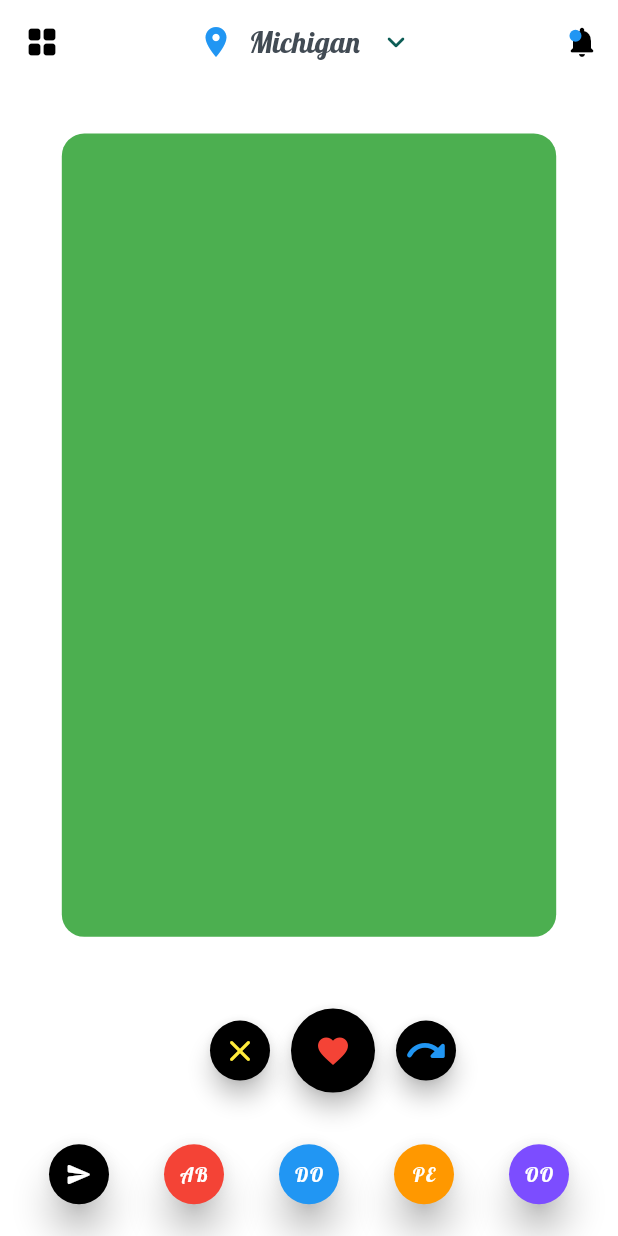
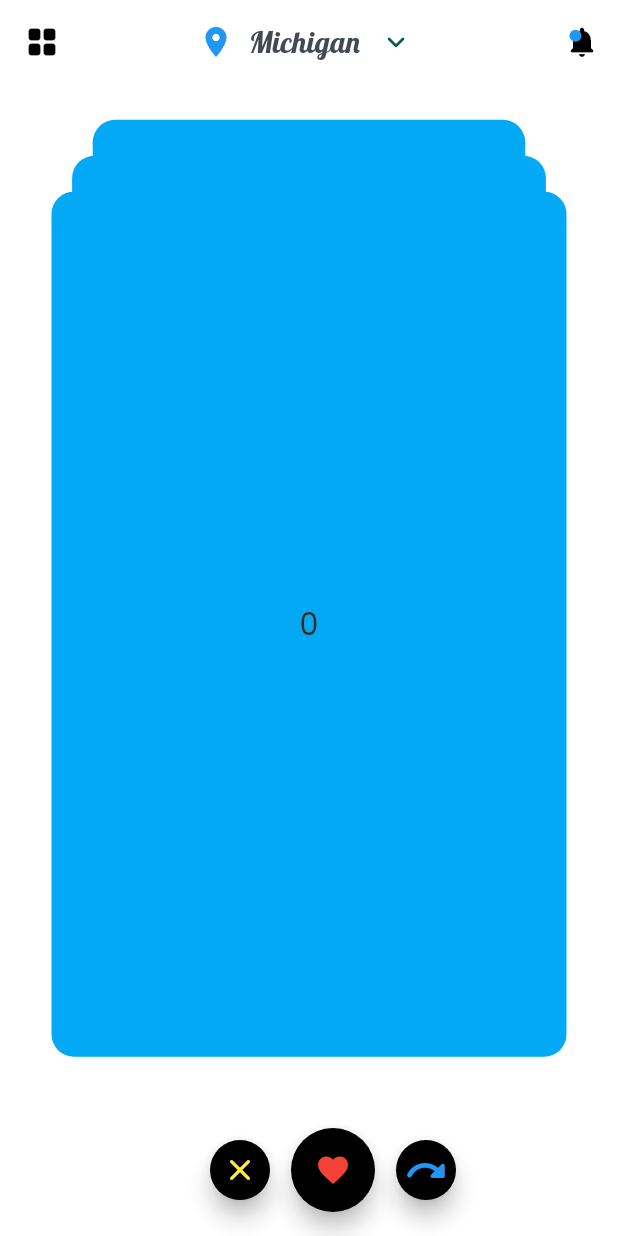
Before and after one commit to DARLINGTON-CG/MEET, a Flutter app: the HomePage screen opened directly, on a phone screen of 412 x 824 dp. Run offline on Flutter 3.47's test engine with Material 2 defaults, Android fonts, the phone set to English and light mode, and no system bars; our stand-ins replace bloc, equatable, firebase_auth, firebase_core, flutter_bloc, formz and 3 more; missing offline and left inert: flow_builder; accounts and stored records are empty.

Commit message:
swipe cards added

```diff
--- a/meet/lib/presentation_layer/home/pages/homepage.dart
+++ b/meet/lib/presentation_layer/home/pages/homepage.dart
@@ -1,7 +1,7 @@
 import 'package:flutter/material.dart';
 import 'package:google_fonts/google_fonts.dart';
+import 'package:meet/presentation_layer/home/widgets/swipe_cards.dart';
 import '../widgets/custom_navigation_drawer.dart';
-
 
 class HomePage extends StatelessWidget {
   HomePage({Key? key}) : super(key: key);
@@ -47,7 +47,7 @@ class HomePage extends StatelessWidget {
         centerTitle: true,
         elevation: 0.0,
         leading: IconButton(
-            onPressed: () =>  CustomDrawer.of(context)?.open(),
+            onPressed: () => CustomDrawer.of(context)?.open(),
             icon: const Icon(
               Icons.grid_view_rounded,
               color: Colors.black,
@@ -77,122 +77,144 @@ class HomePage extends StatelessWidget {
           ),
         ],
       ),
-
       floatingActionButtonLocation: FloatingActionButtonLocation.startFloat,
       resizeToAvoidBottomInset: false,
-      bottomSheet: Container(
-          height: MediaQuery.of(context).size.height * 0.10,
-          color: Colors.transparent,
-          margin:
-              EdgeInsets.only(top: MediaQuery.of(context).size.height * 0.05),
-          child:
-              Row(mainAxisAlignment: MainAxisAlignment.spaceEvenly, children: [
-            FloatingActionButton(
-              onPressed: () {
-                ScaffoldMessenger.of(context).showMaterialBanner(MaterialBanner(
-                  content: Text("No internet connection",
-                      textAlign: TextAlign.center,
-                      style: GoogleFonts.lobster(
-                          fontSize: 16, color: Colors.white)),
-                  leading: const Icon(Icons.warning_amber_rounded,
-                      color: Colors.red),
-                  backgroundColor: Colors.black,
-                  elevation: 11,
-                  actions: <Widget>[
-                    IconButton(
-                      icon: const Icon(
-                        Icons.close,
-                        color: Colors.white,
-                      ),
-                      onPressed: () => ScaffoldMessenger.of(context)
-                          .hideCurrentMaterialBanner(),
-                    )
-                  ],
-                ));
+      // bottomSheet: Container(
+      //     height: MediaQuery.of(context).size.height * 0.10,
 
-                Future.delayed(const Duration(seconds: 3)).then((_) =>
-                    ScaffoldMessenger.of(context).hideCurrentMaterialBanner());
-              },
-              mini: true,
-              key: UniqueKey(),
-              elevation: 10,
-              backgroundColor: Colors.black,
-              child: const Center(
-                child: Icon(
-                  Icons.send_rounded,
-                  color: Colors.white,
-                  size: 18,
-                ),
-              ),
+      //     color: Colors.transparent,
+      //     margin:
+      //         EdgeInsets.only(top: MediaQuery.of(context).size.height * 0.05),
+      //     child:
+      //         Row(mainAxisAlignment: MainAxisAlignment.spaceEvenly, children: [
+      //       FloatingActionButton(
+      //         onPressed: () {
+      //           ScaffoldMessenger.of(context).showMaterialBanner(MaterialBanner(
+      //             content: Text("No internet connection",
+      //                 textAlign: TextAlign.center,
+      //                 style: GoogleFonts.lobster(
+      //                     fontSize: 16, color: Colors.white)),
+      //             leading: const Icon(Icons.warning_amber_rounded,
+      //                 color: Colors.red),
+      //             backgroundColor: Colors.black,
+      //             elevation: 11,
+      //             actions: <Widget>[
+      //               IconButton(
+      //                 icon: const Icon(
+      //                   Icons.close,
+      //                   color: Colors.white,
+      //                 ),
+      //                 onPressed: () => ScaffoldMessenger.of(context)
+      //                     .hideCurrentMaterialBanner(),
+      //               )
+      //             ],
+      //           ));
+
+      //           Future.delayed(const Duration(seconds: 3)).then((_) =>
+      //               ScaffoldMessenger.of(context).hideCurrentMaterialBanner());
+      //         },
+      //         mini: true,
+      //         key: UniqueKey(),
+      //         elevation: 10,
+      //         backgroundColor: Colors.black,
+      //         child: const Center(
+      //           child: Icon(
+      //             Icons.send_rounded,
+      //             color: Colors.white,
+      //             size: 18,
+      //           ),
+      //         ),
+      //       ),
+      //       FloatingActionButton(
+      //         onPressed: () {},
+      //         mini: true,
+      //         key: UniqueKey(),
+      //         elevation: 10,
+      //         backgroundColor: Colors.red,
+      //         child: Center(
+      //           child: Text(
+      //             'AB',
+      //             style: GoogleFonts.lobster(color: Colors.white, fontSize: 13),
+      //           ),
+      //         ),
+      //       ),
+      //       FloatingActionButton(
+      //         onPressed: () {},
+      //         mini: true,
+      //         key: UniqueKey(),
+      //         elevation: 10,
+      //         backgroundColor: Colors.blue,
+      //         child: Center(
+      //           child: Text(
+      //             'DO',
+      //             style: GoogleFonts.lobster(color: Colors.white, fontSize: 13),
+      //           ),
+      //         ),
+      //       ),
+      //       FloatingActionButton(
+      //         onPressed: () {},
+      //         mini: true,
+      //         key: UniqueKey(),
+      //         elevation: 10,
+      //         backgroundColor: Colors.orange,
+      //         child: Center(
+      //           child: Text(
+      //             'PE',
+      //             style: GoogleFonts.lobster(color: Colors.white, fontSize: 13),
+      //           ),
+      //         ),
+      //       ),
+      //       FloatingActionButton(
+      //         onPressed: () {},
+      //         mini: true,
+      //         key: UniqueKey(),
+      //         elevation: 10,
+      //         backgroundColor: Colors.deepPurpleAccent,
+      //         child: Center(
+      //           child: Text(
+      //             'OO',
+      //             style: GoogleFonts.lobster(color: Colors.white, fontSize: 13),
+      //           ),
+      //         ),
+      //       ),
+      //     ])),
+      body: Center(
+        child: SwipeCard(
+          swipeUp: true,
+          swipeDown: true,
+          orientation: AmassOrientation.top,
+          totalNum: 6,
+          stackNum: 3,
+          swipeEdge: 4.0,
+          maxWidth: MediaQuery.of(context).size.width * 0.9,
+          maxHeight: MediaQuery.of(context).size.height * 0.7,
+          minWidth: MediaQuery.of(context).size.width * 0.7,
+          minHeight: MediaQuery.of(context).size.height * 0.7,
+          cardBuilder: (context, index) => Container(
+            child: Center(child: Text(index.toString())),
+            decoration: BoxDecoration(
+              borderRadius: BorderRadius.circular(15),
+              color: Colors.lightBlue
             ),
-            FloatingActionButton(
-              onPressed: () {},
-              mini: true,
-              key: UniqueKey(),
-              elevation: 10,
-              backgroundColor: Colors.red,
-              child: Center(
-                child: Text(
-                  'AB',
-                  style: GoogleFonts.lobster(color: Colors.white, fontSize: 13),
-                ),
-              ),
-            ),
-            FloatingActionButton(
-              onPressed: () {},
-              mini: true,
-              key: UniqueKey(),
-              elevation: 10,
-              backgroundColor: Colors.blue,
-              child: Center(
-                child: Text(
-                  'DO',
-                  style: GoogleFonts.lobster(color: Colors.white, fontSize: 13),
-                ),
-              ),
-            ),
-            FloatingActionButton(
-              onPressed: () {},
-              mini: true,
-              key: UniqueKey(),
-              elevation: 10,
-              backgroundColor: Colors.orange,
-              child: Center(
-                child: Text(
-                  'PE',
-                  style: GoogleFonts.lobster(color: Colors.white, fontSize: 13),
-                ),
-              ),
-            ),
-            FloatingActionButton(
-              onPressed: () {},
-              mini: true,
-              key: UniqueKey(),
-              elevation: 10,
-              backgroundColor: Colors.deepPurpleAccent,
-              child: Center(
-                child: Text(
-                  'OO',
-                  style: GoogleFonts.lobster(color: Colors.white, fontSize: 13),
-                ),
-              ),
-            ),
-          ])),
-      body: Align(
-        alignment: Alignment.topCenter,
-        child: Container(
-          margin:
-              EdgeInsets.only(top: MediaQuery.of(context).size.height * 0.04),
-          width: MediaQuery.of(context).size.width * 0.8,
-          height: MediaQuery.of(context).size.height * 0.65,
-          decoration: BoxDecoration(
-            color: Colors.green,
-            borderRadius: BorderRadius.circular(15),
+
           ),
+          cardController: CardController(),
+          swipeUpdateCallback: (DragUpdateDetails details, Alignment align) {
+            /// Get swiping card's alignment
+            if (align.x < 0) {
+              //Card is LEFT swiping
+            } else if (align.x > 0) {
+              //Card is RIGHT swiping
+            }
+          },
+          swipeCompleteCallback: (CardSwipeOrientation orientation, int index) {
+            /// Get orientation & index of swiped card!
+          },
         ),
       ),
       floatingActionButton: Row(
         mainAxisAlignment: MainAxisAlignment.center,
+        crossAxisAlignment: CrossAxisAlignment.center,
         children: [
           FloatingActionButton(
             onPressed: () {},
--- /dev/null
+++ b/meet/lib/presentation_layer/home/widgets/swipe_cards.dart
@@ -0,0 +1,489 @@
+import 'dart:math';
+
+import 'package:flutter/material.dart';
+
+enum TriggerDirection { none, right, left, up, down }
+
+class SwipeCard extends StatefulWidget {
+  final CardBuilder _cardBuilder;
+
+  final int _totalNum;
+
+  final int _stackNum;
+
+  final int _animDuration;
+
+  final double _swipeEdge;
+
+  final double _swipeEdgeVertical;
+
+  final bool _swipeUp;
+
+  final bool _swipeDown;
+
+  final bool _allowVerticalMovement;
+
+  final CardSwipeCompleteCallback? swipeCompleteCallback;
+
+  final CardDragUpdateCallback? swipeUpdateCallback;
+
+  final CardController? cardController;
+
+  final List<Size> _cardSizes = [];
+
+  final List<Alignment> _cardAligns = [];
+
+  @override
+  _SwipeCardState createState() => _SwipeCardState();
+
+  /// Constructor requires Card Widget Builder [cardBuilder] and
+  /// your card count [totalNum]
+  /// option includes:
+  /// stack orientation [orientation], number of card display
+  /// in same time [stackNum], [swipeEdge] is the edge to determine
+  /// action(recover or swipe) when you release your swiping card it is the
+  /// value of alignment, 0.0 means middle, so it need bigger than zero.
+  /// and size control params;
+  SwipeCard({
+    required CardBuilder cardBuilder,
+    required int totalNum,
+    AmassOrientation orientation = AmassOrientation.bottom,
+    int stackNum = 3,
+    int animDuration = 800,
+    double swipeEdge = 3.0,
+    double swipeEdgeVertical = 8.0,
+    bool swipeUp = false,
+    bool swipeDown = false,
+    double? maxWidth,
+    double? maxHeight,
+    double? minWidth,
+    double? minHeight,
+    bool allowVerticalMovement = true,
+    this.cardController,
+    this.swipeCompleteCallback,
+    this.swipeUpdateCallback,
+  })  : assert(stackNum > 1),
+        assert(swipeEdge > 0),
+        assert(swipeEdgeVertical > 0),
+        _cardBuilder = cardBuilder,
+        _totalNum = totalNum,
+        _stackNum = stackNum,
+        _animDuration = animDuration,
+        _swipeEdge = swipeEdge,
+        _swipeEdgeVertical = swipeEdgeVertical,
+        _swipeUp = swipeUp,
+        _swipeDown = swipeDown,
+        _allowVerticalMovement = allowVerticalMovement {
+    final widthGap = maxWidth! - minWidth!;
+    final heightGap = maxHeight! - minHeight!;
+
+    for (var i = 0; i < _stackNum; i++) {
+      _cardSizes.add(
+        Size(minWidth + (widthGap / _stackNum) * i,
+            minHeight + (heightGap / _stackNum) * i),
+      );
+
+      switch (orientation) {
+        case AmassOrientation.bottom:
+          _cardAligns.add(
+            Alignment(
+              0.0,
+              (0.5 / (_stackNum - 1)) * (stackNum - i),
+            ),
+          );
+          break;
+        case AmassOrientation.top:
+          _cardAligns.add(
+            Alignment(
+              0.0,
+              (-0.5 / (_stackNum - 1)) * (stackNum - i),
+            ),
+          );
+          break;
+        case AmassOrientation.left:
+          _cardAligns.add(
+            Alignment(
+              (-0.5 / (_stackNum - 1)) * (stackNum - i),
+              0.0,
+            ),
+          );
+          break;
+        case AmassOrientation.right:
+          _cardAligns.add(
+            Alignment(
+              (0.5 / (_stackNum - 1)) * (stackNum - i),
+              0.0,
+            ),
+          );
+          break;
+      }
+    }
+  }
+}
+
+class _SwipeCardState extends State<SwipeCard> with TickerProviderStateMixin {
+  late Alignment frontCardAlign;
+
+  late AnimationController _animationController;
+
+  late int _currentFront;
+
+  static TriggerDirection? _trigger;
+
+  Widget _buildCard(BuildContext context, int realIndex) {
+    if (realIndex < 0) {
+      return Container();
+    }
+    final index = realIndex - _currentFront;
+
+    if (index == widget._stackNum - 1) {
+      return Align(
+        alignment: _animationController.status == AnimationStatus.forward
+            ? frontCardAlign = CardAnimation.frontCardAlign(
+                _animationController,
+                frontCardAlign,
+                widget._cardAligns[widget._stackNum - 1],
+                widget._swipeEdge,
+                widget._swipeUp,
+                widget._swipeDown,
+              ).value
+            : frontCardAlign,
+        child: Transform.rotate(
+          angle: (pi / 180.0) *
+              (_animationController.status == AnimationStatus.forward
+                  ? CardAnimation.frontCardRota(
+                          _animationController, frontCardAlign.x)
+                      .value
+                  : frontCardAlign.x),
+          child: SizedBox.fromSize(
+            size: widget._cardSizes[index],
+            child: widget._cardBuilder(
+              context,
+              widget._totalNum - realIndex - 1,
+            ),
+          ),
+        ),
+      );
+    }
+
+    return Align(
+      alignment: _animationController.status == AnimationStatus.forward &&
+              (frontCardAlign.x > 3.0 ||
+                  frontCardAlign.x < -3.0 ||
+                  frontCardAlign.y > 3 ||
+                  frontCardAlign.y < -3)
+          ? CardAnimation.backCardAlign(
+              _animationController,
+              widget._cardAligns[index],
+              widget._cardAligns[index + 1],
+            ).value
+          : widget._cardAligns[index],
+      child: SizedBox.fromSize(
+        size: _animationController.status == AnimationStatus.forward &&
+                (frontCardAlign.x > 3.0 ||
+                    frontCardAlign.x < -3.0 ||
+                    frontCardAlign.y > 3 ||
+                    frontCardAlign.y < -3)
+            ? CardAnimation.backCardSize(
+                _animationController,
+                widget._cardSizes[index],
+                widget._cardSizes[index + 1],
+              ).value
+            : widget._cardSizes[index],
+        child: widget._cardBuilder(
+          context,
+          widget._totalNum - realIndex - 1,
+        ),
+      ),
+    );
+  }
+
+  List<Widget> _buildCards(BuildContext context) {
+    final cards = <Widget>[];
+
+    for (var i = _currentFront; i < _currentFront + widget._stackNum; i++) {
+      cards.add(_buildCard(context, i));
+    }
+
+    cards.add(SizedBox.expand(
+      child: GestureDetector(
+        onPanUpdate: (final details) {
+          setState(() {
+            if (widget._allowVerticalMovement == true) {
+              frontCardAlign = Alignment(
+                frontCardAlign.x +
+                    details.delta.dx * 20 / MediaQuery.of(context).size.width,
+                frontCardAlign.y +
+                    details.delta.dy * 30 / MediaQuery.of(context).size.height,
+              );
+            } else {
+              frontCardAlign = Alignment(
+                frontCardAlign.x +
+                    details.delta.dx * 20 / MediaQuery.of(context).size.width,
+                0,
+              );
+
+              if (widget.swipeUpdateCallback != null) {
+                widget.swipeUpdateCallback!(details, frontCardAlign);
+              }
+            }
+
+            if (widget.swipeUpdateCallback != null) {
+              widget.swipeUpdateCallback!(details, frontCardAlign);
+            }
+          });
+        },
+        onPanEnd: (final details) {
+          animateCards(TriggerDirection.none);
+        },
+      ),
+    ));
+    return cards;
+  }
+
+  void animateCards(TriggerDirection trigger) {
+    if (_animationController.isAnimating ||
+        _currentFront + widget._stackNum == 0) {
+      return;
+    }
+    _trigger = trigger;
+    _animationController.stop();
+    _animationController.value = 0.0;
+    _animationController.forward();
+  }
+
+  void triggerSwap(TriggerDirection trigger) {
+    animateCards(trigger);
+  }
+
+  // support for asynchronous data events
+  @override
+  void didUpdateWidget(covariant SwipeCard oldWidget) {
+    super.didUpdateWidget(oldWidget);
+    if (widget._totalNum != oldWidget._totalNum) {
+      _initState();
+    }
+  }
+
+  @override
+  void dispose() {
+    _animationController.dispose();
+    super.dispose();
+  }
+
+  @override
+  void initState() {
+    super.initState();
+    _initState();
+  }
+
+  void _initState() {
+    _currentFront = widget._totalNum - widget._stackNum;
+
+    frontCardAlign = widget._cardAligns[widget._cardAligns.length - 1];
+    print("PRINTING THE FRONT CARD ALIGNMENT");
+    print(frontCardAlign);
+    _animationController = AnimationController(
+      vsync: this,
+      duration: Duration(
+        milliseconds: widget._animDuration,
+      ),
+    );
+
+    _animationController.addListener(() => setState(() {}));
+
+    _animationController.addStatusListener(
+      (final status) {
+        final index = widget._totalNum - widget._stackNum - _currentFront;
+
+        if (status == AnimationStatus.completed) {
+          CardSwipeOrientation orientation;
+
+          if (frontCardAlign.x < -widget._swipeEdge) {
+            orientation = CardSwipeOrientation.left;
+          } else if (frontCardAlign.x > widget._swipeEdge) {
+            orientation = CardSwipeOrientation.right;
+          } else if (frontCardAlign.y < -widget._swipeEdgeVertical) {
+            orientation = CardSwipeOrientation.up;
+          } else if (frontCardAlign.y > widget._swipeEdgeVertical) {
+            orientation = CardSwipeOrientation.down;
+          } else {
+            frontCardAlign = widget._cardAligns[widget._stackNum - 1];
+            orientation = CardSwipeOrientation.recover;
+          }
+
+          if (widget.swipeCompleteCallback != null) {
+            widget.swipeCompleteCallback!(orientation, index);
+          }
+
+          if (orientation != CardSwipeOrientation.recover) changeCardOrder();
+        }
+      },
+    );
+  }
+
+  @override
+  Widget build(BuildContext context) {
+    widget.cardController?.addListener(triggerSwap);
+
+    return Stack(children: _buildCards(context));
+  }
+
+  void changeCardOrder() {
+    setState(() {
+      _currentFront--;
+      frontCardAlign = widget._cardAligns[widget._stackNum - 1];
+    });
+  }
+}
+
+typedef CardBuilder = Widget Function(BuildContext context, int index);
+
+enum CardSwipeOrientation { left, right, recover, up, down }
+
+/// swipe card to [CardSwipeOrientation.left] or [CardSwipeOrientation.right]
+/// , [CardSwipeOrientation.recover] means back to start.
+typedef CardSwipeCompleteCallback = void Function(
+    CardSwipeOrientation orientation, int index);
+
+/// [DragUpdateDetails] of swiping card.
+typedef CardDragUpdateCallback = void Function(
+    DragUpdateDetails details, Alignment align);
+
+enum AmassOrientation { top, bottom, left, right }
+
+class CardAnimation {
+  static Animation<Alignment> frontCardAlign(
+    AnimationController controller,
+    Alignment beginAlign,
+    Alignment baseAlign,
+    double swipeEdge,
+    bool swipeUp,
+    bool swipeDown,
+  ) {
+    double endX, endY;
+
+    if (_SwipeCardState._trigger == TriggerDirection.none) {
+      endX = beginAlign.x > 0
+          ? (beginAlign.x > swipeEdge ? beginAlign.x + 10.0 : baseAlign.x)
+          : (beginAlign.x < -swipeEdge ? beginAlign.x - 10.0 : baseAlign.x);
+      endY = beginAlign.x > 3.0 || beginAlign.x < -swipeEdge
+          ? beginAlign.y
+          : baseAlign.y;
+
+      if (swipeUp || swipeDown) {
+        if (beginAlign.y < 0) {
+          if (swipeUp) {
+            endY =
+                beginAlign.y < -swipeEdge ? beginAlign.y - 10.0 : baseAlign.y;
+          }
+        } else if (beginAlign.y > 0) {
+          if (swipeDown) {
+            endY = beginAlign.y > swipeEdge ? beginAlign.y + 10.0 : baseAlign.y;
+          }
+        }
+      }
+    } else if (_SwipeCardState._trigger == TriggerDirection.left) {
+      endX = beginAlign.x - swipeEdge;
+      endY = beginAlign.y + 0.5;
+    }
+    /* Trigger Swipe Up or Down */
+    else if (_SwipeCardState._trigger == TriggerDirection.up ||
+        _SwipeCardState._trigger == TriggerDirection.down) {
+      var beginY = _SwipeCardState._trigger == TriggerDirection.up ? -10 : 10;
+
+      endY = beginY < -swipeEdge ? beginY - 10.0 : baseAlign.y;
+
+      endX = beginAlign.x > 0
+          ? (beginAlign.x > swipeEdge ? beginAlign.x + 10.0 : baseAlign.x)
+          : (beginAlign.x < -swipeEdge ? beginAlign.x - 10.0 : baseAlign.x);
+    } else {
+      endX = beginAlign.x + swipeEdge;
+      endY = beginAlign.y + 0.5;
+    }
+    return AlignmentTween(
+      begin: beginAlign,
+      end: Alignment(endX, endY),
+    ).animate(
+      CurvedAnimation(
+        parent: controller,
+        curve: Curves.easeOut,
+      ),
+    );
+  }
+
+  static Animation<double> frontCardRota(
+      AnimationController controller, double beginRot) {
+    return Tween(begin: beginRot, end: 0.0).animate(
+      CurvedAnimation(
+        parent: controller,
+        curve: Curves.easeOut,
+      ),
+    );
+  }
+
+  static Animation<Size?> backCardSize(
+    AnimationController controller,
+    Size beginSize,
+    Size endSize,
+  ) {
+    return SizeTween(begin: beginSize, end: endSize).animate(
+      CurvedAnimation(
+        parent: controller,
+        curve: Curves.easeOut,
+      ),
+    );
+  }
+
+  static Animation<Alignment> backCardAlign(
+    AnimationController controller,
+    Alignment beginAlign,
+    Alignment endAlign,
+  ) {
+    return AlignmentTween(begin: beginAlign, end: endAlign).animate(
+      CurvedAnimation(
+        parent: controller,
+        curve: Curves.easeOut,
+      ),
+    );
+  }
+}
+
+typedef TriggerListener = void Function(TriggerDirection trigger);
+
+class CardController {
+  late TriggerListener? _listener;
+
+  void triggerLeft() {
+    if (_listener != null) {
+      _listener!(TriggerDirection.left);
+    }
+  }
+
+  void triggerRight() {
+    if (_listener != null) {
+      _listener!(TriggerDirection.right);
+    }
+  }
+
+  void triggerUp() {
+    if (_listener != null) {
+      _listener!(TriggerDirection.up);
+    }
+  }
+
+  void triggerDown() {
+    if (_listener != null) {
+      _listener!(TriggerDirection.down);
+    }
+  }
+
+  // ignore: use_setters_to_change_properties
+  void addListener(final TriggerListener listener) {
+    _listener = listener;
+  }
+
+  void removeListener() {
+    _listener = null;
+  }
+}
```
